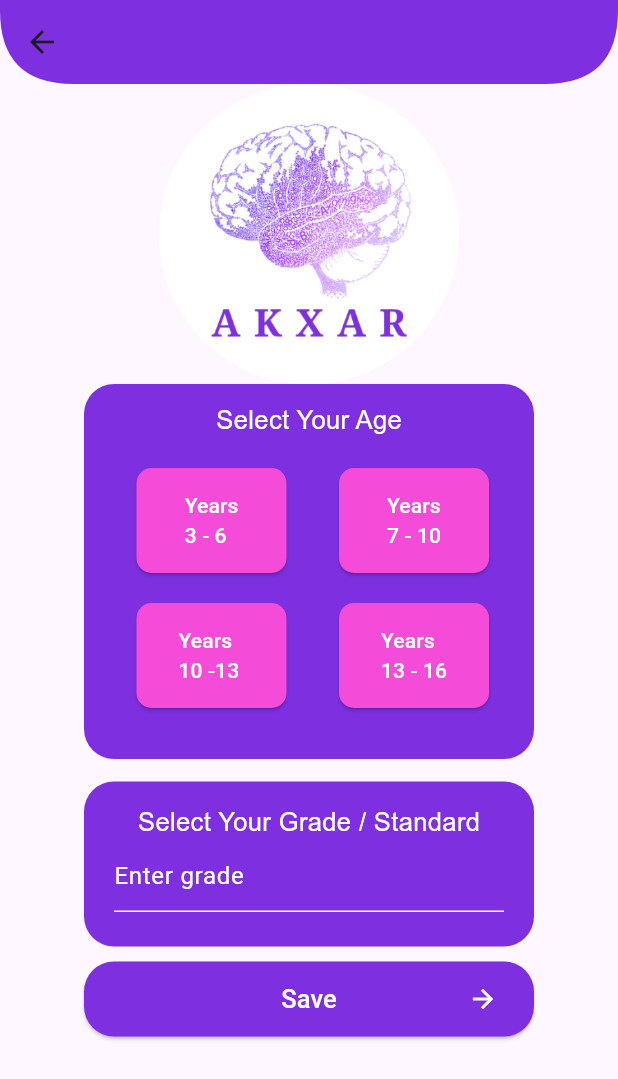
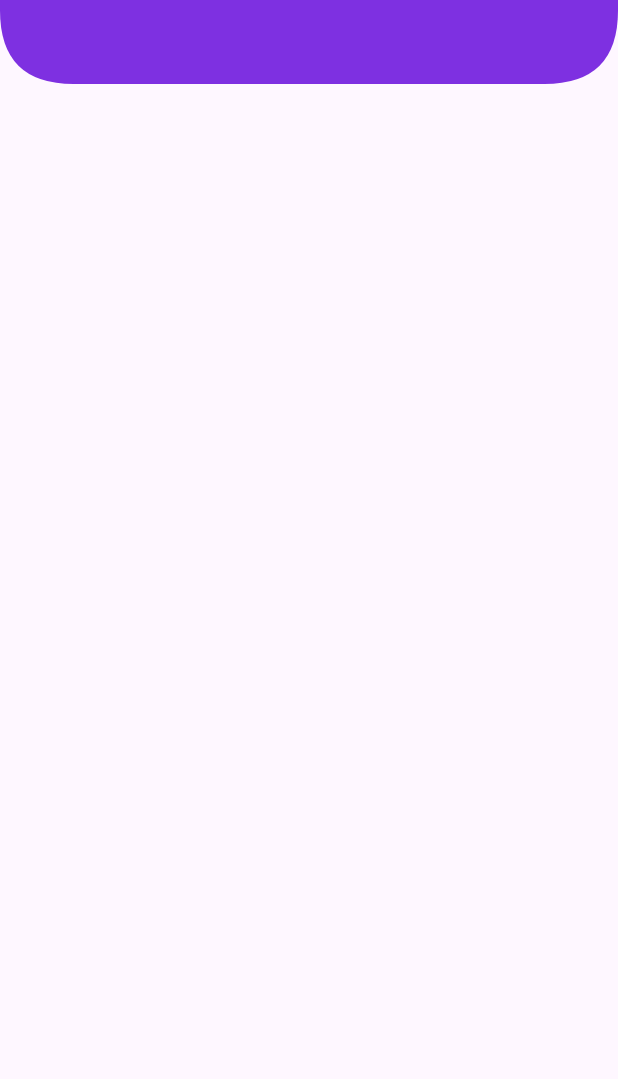
Before and after one commit to AdityaSuhane12/AKXAR_APP, a Flutter app: the ProfilePage screen opened directly, after a tap on "Save", on a phone screen of 412 x 824 dp. Shown: the top 1079 px of the screen. Run offline on Flutter 3.47's test engine with Material 3 defaults, Android fonts, the light colour scheme and no system bars; our stand-ins replace firebase_auth, firebase_core; accounts and stored records are empty; network calls fail.

Commit message:
third change

```diff
--- a/lib/intialpage/intial_page.dart
+++ b/lib/intialpage/intial_page.dart
@@ -26,6 +26,12 @@ class _IntialPageState extends State<IntialPage> {
     try {
       GoogleAuthProvider googleAuthProvider = GoogleAuthProvider();
       _auth.signInWithProvider(googleAuthProvider);
+      Navigator.push(
+        context,
+        MaterialPageRoute(
+          builder: (context) => const ProfilePage(),
+        ),
+      );
     } catch (error) {
       print(error);
     }
@@ -170,7 +176,8 @@ class _IntialPageState extends State<IntialPage> {
         child: ElevatedButton(
           onPressed: _handleGoogleSignIn,
           style: ElevatedButton.styleFrom(
-            backgroundColor: const Color(0xFF7E30E1), // Set the background color
+            backgroundColor:
+                const Color(0xFF7E30E1), // Set the background color
             shape: RoundedRectangleBorder(
               borderRadius: BorderRadius.circular(20),
             ),
@@ -207,8 +214,8 @@ class _IntialPageState extends State<IntialPage> {
         child: ElevatedButton(
           onPressed: _auth.signOut,
           style: ElevatedButton.styleFrom(
-            backgroundColor: const Color.fromARGB(
-                205, 133, 85, 221), // Set the background color
+            backgroundColor:
+                const Color(0xFF7E30E1), // Set the background color
             shape: RoundedRectangleBorder(
               borderRadius: BorderRadius.circular(20),
             ),
--- a/lib/profiledescription/profile_description.dart
+++ b/lib/profiledescription/profile_description.dart
@@ -1,8 +1,5 @@
 import 'package:flutter/material.dart';
-
-void main() {
-  runApp(MyApp());
-}
+import 'package:akxar_app/quizpage/quiz_page.dart';
 
 class MyApp extends StatelessWidget {
   @override
@@ -15,13 +12,16 @@ class MyApp extends StatelessWidget {
 }
 
 class ProfilePage extends StatefulWidget {
-  const ProfilePage({super.key});
+  const ProfilePage({Key? key}) : super(key: key);
 
   @override
   State<ProfilePage> createState() => _ProfilePageState();
 }
 
 class _ProfilePageState extends State<ProfilePage> {
+  int? _selectedGrade;
+  double _selectedAge = 3;
+
   @override
   Widget build(BuildContext context) {
     return Scaffold(
@@ -64,11 +64,33 @@ class _ProfilePageState extends State<ProfilePage> {
                   ),
                   Column(
                     children: [
-                      _button(),
-                      const SizedBox(
-                        height: 20,
+                      Slider(
+                        value: _selectedAge,
+                        min: 3,
+                        max: 16,
+                        divisions: 13,
+                        label: _selectedAge.toString(),
+                        onChanged: (value) {
+                          setState(() {
+                            _selectedAge = value;
+                          });
+                        },
                       ),
-                      _button2(),
+                      Text(
+                        'Selected Age: ${_selectedAge.toInt()}',
+                        style: const TextStyle(
+                          color: Colors.white,
+                          fontSize: 16,
+                        ),
+                      ),
+                      const SizedBox(height: 10,),
+                    ClipOval(
+  child: SizedBox(
+    width: 125,
+    height: 95,
+    child: Image.asset('assets/images/profile.png'),
+  ),
+)
                     ],
                   )
                 ],
@@ -82,8 +104,9 @@ class _ProfilePageState extends State<ProfilePage> {
               width: 300,
               decoration: BoxDecoration(
                 borderRadius: BorderRadius.circular(20),
-                color:  const Color(0xFF7E30E1),
+                color: const Color(0xFF7E30E1),
               ),
+              child: Center(
                 child: Column(
                   children: [
                     const SizedBox(
@@ -99,12 +122,12 @@ class _ProfilePageState extends State<ProfilePage> {
                     ),
                     Container(
                       padding: const EdgeInsets.symmetric(horizontal: 20),
-                    child: const Row(
+                      child: Row(
                         children: [
                           Expanded(
-                          child: TextField(
-                            decoration: InputDecoration(
-                              hintText: 'Enter grade',
+                            child: DropdownButtonFormField<int>(
+                              decoration: const InputDecoration(
+                                hintText: 'Select grade',
                                 hintStyle: TextStyle(color: Colors.white),
                                 enabledBorder: UnderlineInputBorder(
                                   borderSide: BorderSide(color: Colors.white),
@@ -113,13 +136,32 @@ class _ProfilePageState extends State<ProfilePage> {
                                   borderSide: BorderSide(color: Colors.white),
                                 ),
                               ),
-                            style: TextStyle(color: Colors.white),
+                              style: const TextStyle(color: Colors.white), // Change font color to white
+                              iconEnabledColor: Colors.white, // Change icon color to white
+                              dropdownColor:  const Color(0xFF7E30E1), // Change dropdown background color to purple
+                              value: _selectedGrade,
+                              onChanged: (newValue) {
+                                setState(() {
+                                  _selectedGrade = newValue!;
+                                });
+                              },
+                              items: List.generate(12, (index) => index + 1)
+                                  .map<DropdownMenuItem<int>>((int value) {
+                                return DropdownMenuItem<int>(
+                                  value: value,
+                                  child: Text(
+                                    value.toString(),
+                                    style: const TextStyle(color: Colors.white),
+                                  ),
+                                );
+                              }).toList(),
                             ),
                           ),
                         ],
                       ),
                     ),
                   ],
+                ),
               ),
             ),
             const SizedBox(
@@ -129,17 +171,27 @@ class _ProfilePageState extends State<ProfilePage> {
               height: 50,
               width: 300,
               child: ElevatedButton(
-                onPressed: () {},
+                onPressed: () {
+                Navigator.push(
+                        context,
+                        MaterialPageRoute(
+                            builder: (context) => const QuizPage()),
+                      );
+                },
                 style: ElevatedButton.styleFrom(
                   backgroundColor: const Color(0xFF7E30E1),
                   shape: RoundedRectangleBorder(
                     borderRadius: BorderRadius.circular(20),
                   ),
                 ),
-                child:  const Row(
+                child: const Row(
                   mainAxisAlignment: MainAxisAlignment.spaceBetween,
-                  children: [SizedBox(width: 20,),
-                    Text('Save', style: TextStyle(color: Colors.white, fontSize: 17)),
+                  children: [
+                    SizedBox(
+                      width: 20,
+                    ),
+                    Text('Save',
+                        style: TextStyle(color: Colors.white, fontSize: 17)),
                     Icon(
                       Icons.arrow_forward,
                       color: Colors.white,
@@ -152,96 +204,6 @@ class _ProfilePageState extends State<ProfilePage> {
           ],
         ),
       ),
-    );
-  }
-
-  Widget _button() {
-    return Row(
-      children: [
-        const SizedBox(width: 35),
-        SizedBox(
-          height: 70,
-          width: 100,
-          child: ElevatedButton(
-            onPressed: () {},
-            style: ElevatedButton.styleFrom(
-              backgroundColor: const Color.fromARGB(255, 245, 75, 217),
-              shape: RoundedRectangleBorder(
-                borderRadius: BorderRadius.circular(10.0),
-                // Adjust the value for rounded corners
-              ),
-            ),
-            child: const Text(
-              "Years\n3 - 6",
-              style: TextStyle(color: Colors.white),
-            ),
-          ),
-        ),
-        const SizedBox(width: 35),
-        SizedBox(
-          height: 70,
-          width: 100,
-          child: ElevatedButton(
-            onPressed: () {},
-            style: ElevatedButton.styleFrom(
-              backgroundColor: const Color.fromARGB(255, 245, 75, 217),
-              shape: RoundedRectangleBorder(
-                borderRadius: BorderRadius.circular(10.0),
-                // Adjust the value for rounded corners
-              ),
-            ),
-            child: const Text(
-              "Years\n7 - 10",
-              style: TextStyle(color: Colors.white),
-            ),
-          ),
-        ),
-      ],
-    );
-  }
-
-  Widget _button2() {
-    return Row(
-      children: [
-        const SizedBox(width: 35),
-        SizedBox(
-          height: 70,
-          width: 100,
-          child: ElevatedButton(
-            onPressed: () {},
-            style: ElevatedButton.styleFrom(
-              backgroundColor: const Color.fromARGB(255, 245, 75, 217),
-              shape: RoundedRectangleBorder(
-                borderRadius: BorderRadius.circular(10.0),
-                // Adjust the value for rounded corners
-              ),
-            ),
-            child: const Text(
-              "Years\n10 -13 ",
-              style: TextStyle(color: Colors.white),
-            ),
-          ),
-        ),
-        const SizedBox(width: 35),
-        SizedBox(
-          height: 70,
-          width: 100,
-          child: ElevatedButton(
-            onPressed: () {},
-            style: ElevatedButton.styleFrom(
-              backgroundColor: const Color.fromARGB(255, 245, 75, 217),
-              shape: RoundedRectangleBorder(
-                borderRadius: BorderRadius.circular(10.0),
-                // Adjust the value for rounded corners
-              ),
-            ),
-            child: const Text(
-              "Years\n13 - 16",
-              style: TextStyle(color: Colors.white),
-            ),
-          ),
-        ),
-      ],
     );
   }
 }
--- /dev/null
+++ b/lib/quizpage/quiz_page.dart
@@ -0,0 +1,38 @@
+import 'package:flutter/material.dart';
+
+class QuizPage extends StatefulWidget {
+  const QuizPage({super.key});
+
+  @override
+  State<QuizPage> createState() => _QuizPageState();
+}
+
+class _QuizPageState extends State<QuizPage> {
+  @override
+  Widget build(BuildContext context) {
+    return  Scaffold(
+         appBar: AppBar(
+         automaticallyImplyLeading: false,
+       backgroundColor: const Color(0xFF7E30E1),
+        shape: CustomShapeBorder(),
+         ),
+    );
+  }
+}
+class CustomShapeBorder extends ContinuousRectangleBorder {
+  @override
+  Path getOuterPath(Rect rect, {TextDirection? textDirection}) {
+    const double radius = 49.0;
+    final Path path = Path()
+      ..moveTo(rect.left, rect.top)
+      ..lineTo(rect.bottomLeft.dx, rect.bottomLeft.dy - radius)
+      ..quadraticBezierTo(rect.bottomLeft.dx, rect.bottomLeft.dy,
+          rect.bottomLeft.dx + radius, rect.bottomLeft.dy)
+      ..lineTo(rect.bottomRight.dx - radius, rect.bottomRight.dy)
+      ..quadraticBezierTo(rect.bottomRight.dx, rect.bottomRight.dy,
+          rect.bottomRight.dx, rect.bottomRight.dy - radius)
+      ..lineTo(rect.right, rect.top)
+      ..close();
+    return path;
+  }
+}
```
Also changed, not shown: pubspec.yaml (+3 -4 lines), assets/images/profile.png (added), pubspec.lock, 1 other file. Lines whose indentation alone changed are shown as unchanged.
